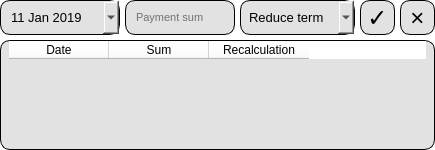
Qt form src/gui_modules/my_widget.ui (kossadda/C7_s21_SmartCalc) before a commit.
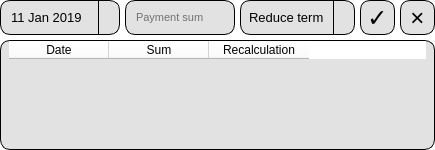
The same form after that commit. Icons and pictures are not drawn.

Commit message: style: fix bugs & validation

```diff
--- a/src/gui_modules/my_widget.ui
+++ b/src/gui_modules/my_widget.ui
@@ -72,10 +72,13 @@
 }
 
 QDateEdit::drop-down {
-    image: url(/home/kossadda/develop/C7_s21_smartcalc/src/s21_pics/down_arrow.png);
-	width: 20px;
-	height: 35px;
-	margin-right: 5px;
+    border-left-width: 1px;
+    border-left-color: black;
+    border-left-style: solid;
+    width: 20px;
+    height: 35px;
+    border-top-right-radius: 9px;
+    border-bottom-right-radius: 9px;
 }
 
 QDateEdit QCalendarWidget {
@@ -271,6 +274,7 @@
        <property name="styleSheet">
         <string notr="true">QComboBox {
     border-radius: 10px;
+    padding-right: 20px;
     padding: 0 8px;
     background-color: rgb(226, 226, 226);
     color: black;
@@ -278,11 +282,20 @@
 }
 
 QComboBox::drop-down {
-    image: url(/home/kossadda/develop/C7_s21_smartcalc/src/s21_pics/down_arrow.png);
-	width: 20px;
-	height: 35px;
-	margin-right: 5px;
-}</string>
+    border-left-width: 1px;
+    border-left-color: black;
+    border-left-style: solid;
+    width: 20px;
+    height: 35px;
+    border-top-right-radius: 9px;
+    border-bottom-right-radius: 9px;
+}
+
+QComboBox::down-arrow {
+    width: 16px;
+    height: 16px;
+}
+</string>
        </property>
        <item>
         <property name="text">
```
The commit also changes 11 other files.
